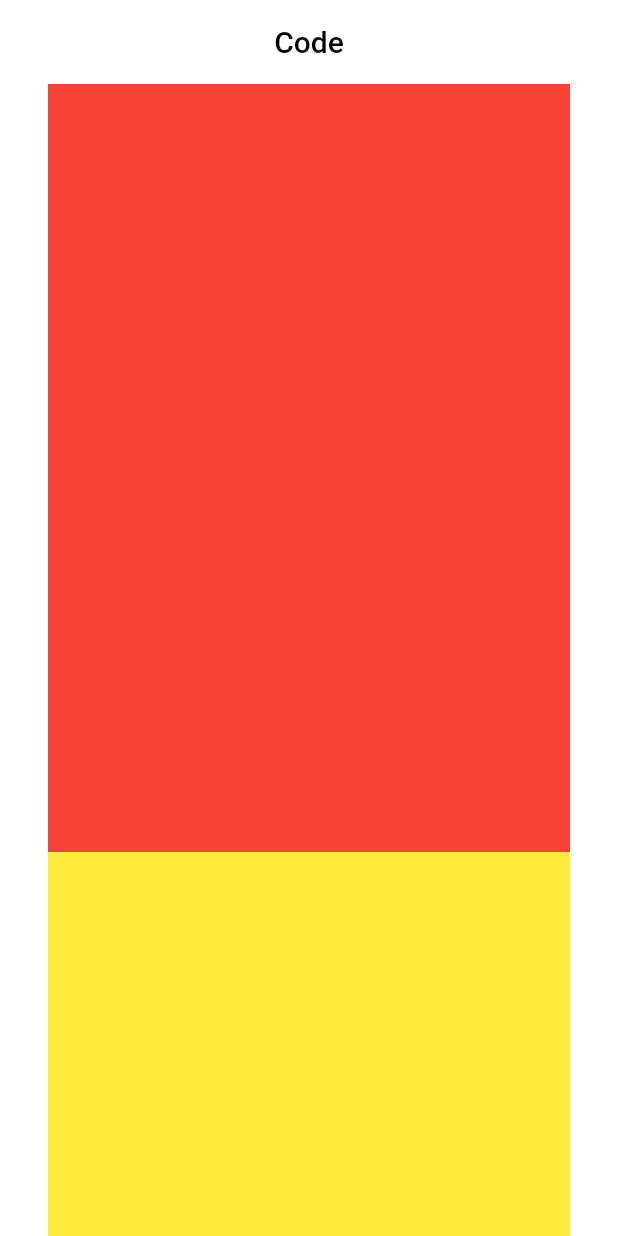
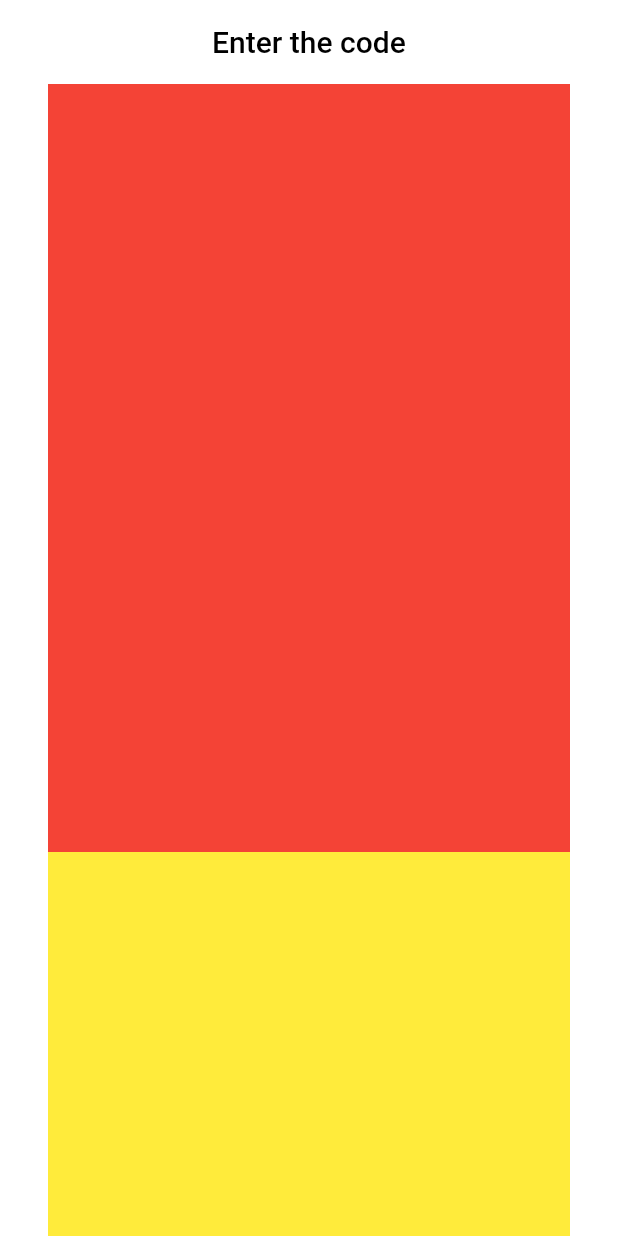
Before and after one commit to maelfosso/andi-taxi-mobile-app, a Flutter app: the SignCode screen opened directly, on a phone screen of 412 x 824 dp. Run offline on Flutter 3.47's test engine with Material 2 defaults, Android fonts, the phone set to English and light mode, and no system bars.

Commit message:
set up the scaffold of the ui

```diff
--- a/lib/main.dart
+++ b/lib/main.dart
@@ -1,4 +1,4 @@
-import 'package:andi_taxi/ui/signup.dart';
+import 'package:andi_taxi/ui/sign_up.dart';
 import 'package:andi_taxi/ui/welcome.dart';
 import 'package:flutter/material.dart';
 
--- a/lib/ui/sign_code.dart
+++ b/lib/ui/sign_code.dart
@@ -34,7 +34,7 @@ class _SignCode extends State<SignCode> {
         backgroundColor: Colors.white,
         elevation: 0.0,
         title: Text(
-          "Code",
+          "Enter the code",
           style: TextStyle(
             color: Colors.black
           ),
--- a/lib/ui/welcome.dart
+++ b/lib/ui/welcome.dart
@@ -1,7 +1,7 @@
 import 'dart:math';
 
-import 'package:andi_taxi/ui/signin.dart';
-import 'package:andi_taxi/ui/signup.dart';
+import 'package:andi_taxi/ui/sign_in.dart';
+import 'package:andi_taxi/ui/sign_up.dart';
 import 'package:flutter/cupertino.dart';
 import 'package:flutter/material.dart';
 
```
Also changed, not shown: lib/ui/sign_in.dart (renamed from lib/ui/signin.dart, +7 -2 lines), lib/ui/sign_up.dart (renamed from lib/ui/signup.dart, +8 -2 lines).
